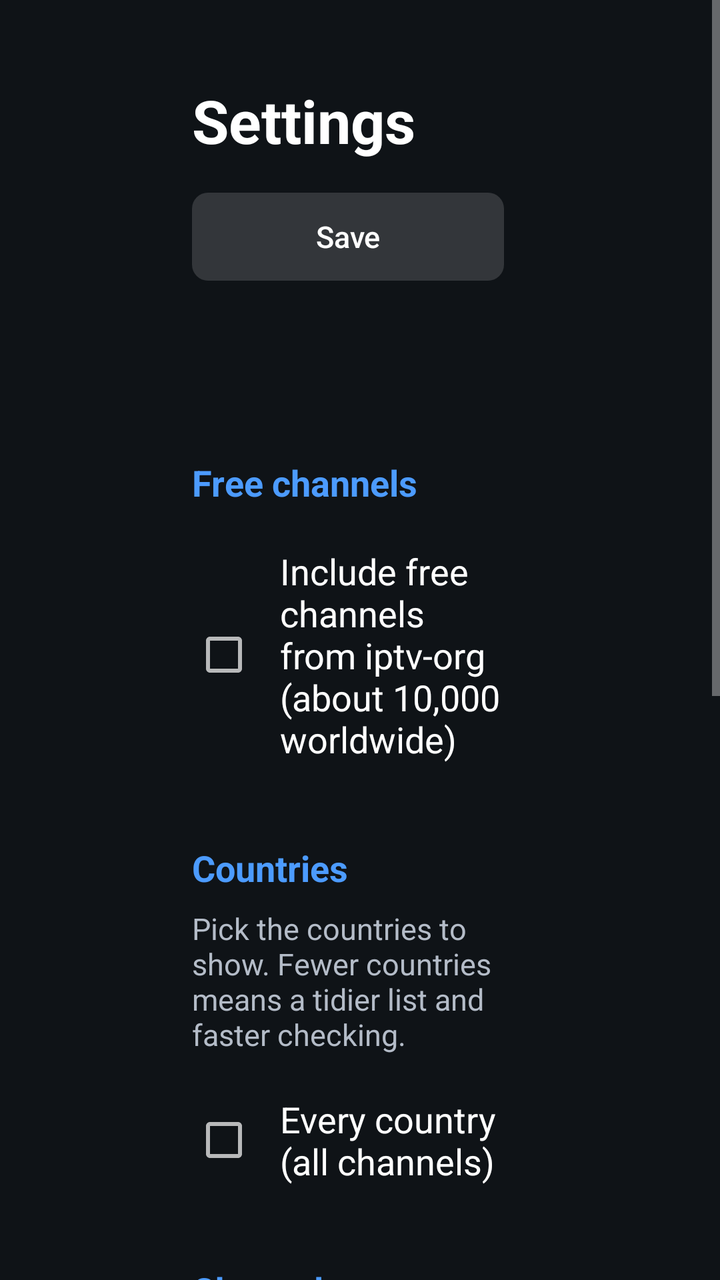
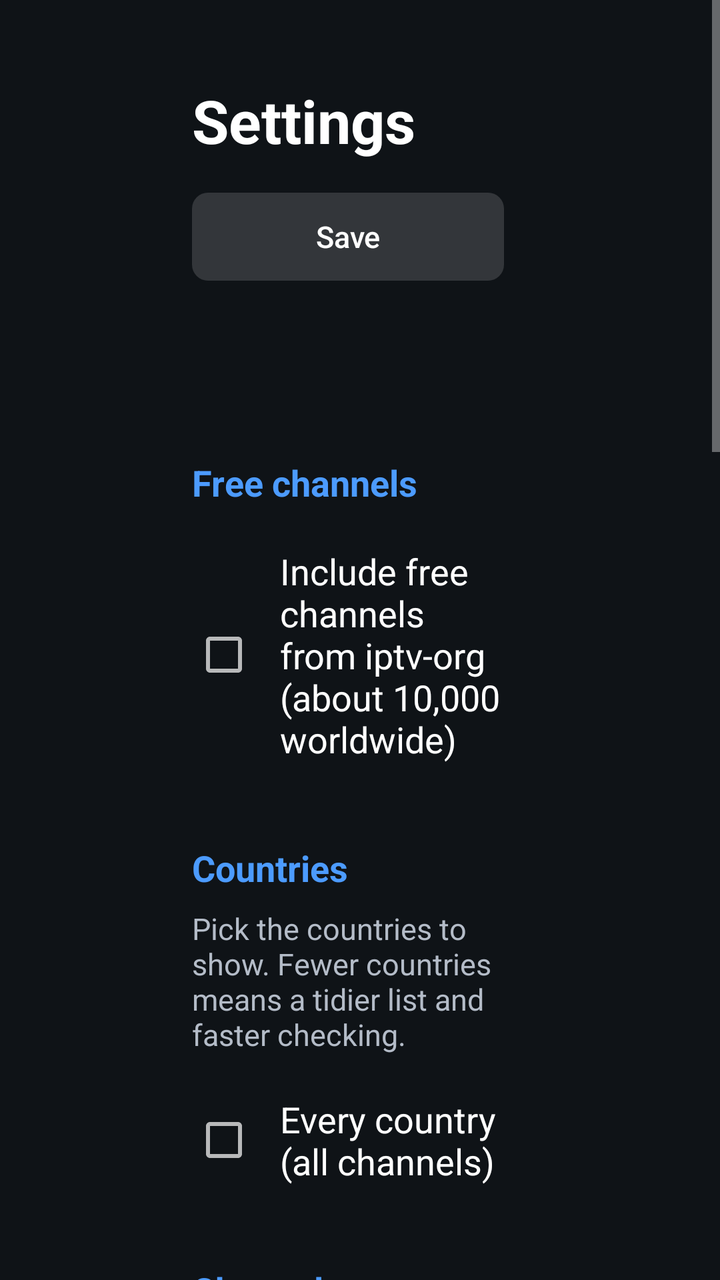

An Android layout rendered at two revisions. The XML below is the earlier revision; the diff shows what the commit changed to produce the second picture.
<!-- AndroidManifest.xml: activity theme SettingsTheme -->
<!-- res/layout/activity_settings.xml -->
<?xml version="1.0" encoding="utf-8"?>
<ScrollView xmlns:android="http://schemas.android.com/apk/res/android"
    android:layout_width="match_parent"
    android:layout_height="match_parent"
    android:background="@color/panel_dark">

    <LinearLayout
        android:layout_width="match_parent"
        android:layout_height="wrap_content"
        android:orientation="vertical"
        android:paddingStart="96dp"
        android:paddingTop="40dp"
        android:paddingEnd="96dp"
        android:paddingBottom="40dp">

        <TextView
            android:layout_width="wrap_content"
            android:layout_height="wrap_content"
            android:text="@string/settings_title"
            android:textColor="@color/white"
            android:textSize="30sp"
            android:textStyle="bold" />

        <LinearLayout
            android:layout_width="wrap_content"
            android:layout_height="wrap_content"
            android:layout_marginTop="16dp"
            android:orientation="horizontal">

            <Button
                android:id="@+id/save_button"
                style="@style/TvButton"
                android:layout_width="wrap_content"
                android:layout_height="wrap_content"
                android:layout_marginEnd="12dp"
                android:minWidth="160dp"
                android:text="@string/save" />

            <Button
                android:id="@+id/cancel_button"
                style="@style/TvButton"
                android:layout_width="wrap_content"
                android:layout_height="wrap_content"
                android:minWidth="160dp"
                android:text="@string/cancel" />
        </LinearLayout>

        <TextView
            android:layout_width="match_parent"
            android:layout_height="wrap_content"
            android:layout_marginTop="24dp"
            android:layout_marginBottom="8dp"
            android:text="@string/free_channels_heading"
            android:textColor="@color/accent"
            android:textSize="18sp"
            android:textStyle="bold" />

        <CheckBox
            android:id="@+id/iptv_org"
            android:layout_width="match_parent"
            android:layout_height="wrap_content"
            android:layout_marginBottom="4dp"
            android:background="@drawable/item_bg"
            android:padding="12dp"
            android:text="@string/iptv_org_enabled"
            android:textColor="@color/white"
            android:textSize="18sp" />

        <TextView
            android:layout_width="match_parent"
            android:layout_height="wrap_content"
            android:layout_marginTop="24dp"
            android:layout_marginBottom="8dp"
            android:text="@string/countries_heading"
            android:textColor="@color/accent"
            android:textSize="18sp"
            android:textStyle="bold" />

        <TextView
            android:layout_width="match_parent"
            android:layout_height="wrap_content"
            android:layout_marginBottom="8dp"
            android:text="@string/countries_help"
            android:textColor="@color/text_secondary"
            android:textSize="15sp" />

        <CheckBox
            android:id="@+id/all_countries"
            android:layout_width="match_parent"
            android:layout_height="wrap_content"
            android:layout_marginBottom="4dp"
            android:background="@drawable/item_bg"
            android:padding="12dp"
            android:text="@string/all_countries"
            android:textColor="@color/white"
            android:textSize="18sp" />

        <LinearLayout
            android:id="@+id/country_container"
            android:layout_width="match_parent"
            android:layout_height="wrap_content"
            android:orientation="vertical" />

        <TextView
            android:layout_width="match_parent"
            android:layout_height="wrap_content"
            android:layout_marginTop="24dp"
            android:layout_marginBottom="8dp"
            android:text="@string/channels_heading"
            android:textColor="@color/accent"
            android:textSize="18sp"
            android:textStyle="bold" />

        <CheckBox
            android:id="@+id/hide_offline"
            android:layout_width="match_parent"
            android:layout_height="wrap_content"
            android:background="@drawable/item_bg"
            android:padding="12dp"
            android:text="@string/hide_offline"
            android:textColor="@color/white"
            android:textSize="18sp" />

        <TextView
            android:layout_width="match_parent"
            android:layout_height="wrap_content"
            android:layout_marginTop="24dp"
            android:layout_marginBottom="8dp"
            android:text="@string/custom_heading"
            android:textColor="@color/accent"
            android:textSize="18sp"
            android:textStyle="bold" />

        <TextView
            android:layout_width="match_parent"
            android:layout_height="wrap_content"
            android:layout_marginBottom="8dp"
            android:text="@string/custom_help"
            android:textColor="@color/text_secondary"
            android:textSize="15sp" />

        <EditText
            android:id="@+id/custom_url"
            android:layout_width="match_parent"
            android:layout_height="wrap_content"
            android:background="@drawable/field_bg"
            android:hint="@string/custom_hint"
            android:imeOptions="actionDone"
            android:importantForAutofill="no"
            android:inputType="textUri"
            android:padding="14dp"
            android:singleLine="true"
            android:textColor="@color/white"
            android:textColorHint="@color/text_secondary"
            android:textSize="17sp" />

    </LinearLayout>
</ScrollView>
<!-- resources referenced by this layout -->
<resources>
  <color name="accent">#FF4C9BFF</color>
  <color name="panel_dark">#F20E1217</color>
  <color name="text_secondary">#FFB4BCC8</color>
  <color name="white">#FFFFFFFF</color>
  <string name="all_countries">Every country (all channels)</string>
  <string name="cancel">Cancel</string>
  <string name="channels_heading">Channels</string>
  <string name="countries_heading">Countries</string>
  <string name="countries_help">Pick the countries to show. Fewer countries means a tidier list and faster checking.</string>
  <string name="custom_heading">Your own playlist (optional)</string>
  <string name="custom_help">Paste an M3U or M3U8 link you\'re entitled to use. Its channels appear first, and if it includes a TV guide link that\'s used too. Tip: the Google TV app on your phone lets you type with your phone\'s keyboard.</string>
  <string name="custom_hint">https://example.com/playlist.m3u</string>
  <string name="free_channels_heading">Free channels</string>
  <string name="hide_offline">Hide channels that aren\'t working (checked automatically every few hours)</string>
  <string name="iptv_org_enabled">Include free channels from iptv-org (about 10,000 worldwide)</string>
  <string name="save">Save</string>
  <string name="settings_title">Settings</string>
  <style name="TvButton" parent="android:Widget.Material.Button">
          <item name="android:background">@drawable/button_bg</item>
          <item name="android:textColor">@color/white</item>
          <item name="android:textSize">15sp</item>
          <item name="android:textAllCaps">false</item>
          <item name="android:stateListAnimator">@null</item>
          <item name="android:paddingLeft">16dp</item>
          <item name="android:paddingRight">16dp</item>
          <item name="android:minHeight">44dp</item>
          <item name="android:focusable">true</item>
      </style>
  <style name="SettingsTheme" parent="android:Theme.Material.NoActionBar.Fullscreen">
          <item name="android:windowBackground">@color/panel_dark</item>
          <item name="android:colorAccent">@color/accent</item>
          <item name="android:colorPrimary">@color/black</item>
      </style>
  <color name="button_idle">#26FFFFFF</color>
  <color name="focus">#FF2F7BF0</color>
  <color name="row_active">#33FFFFFF</color>
  <!-- drawable button_bg (drawable) -->
  <?xml version="1.0" encoding="utf-8"?>
  <selector xmlns:android="http://schemas.android.com/apk/res/android">
      <item android:state_focused="true">
          <shape android:shape="rectangle">
              <solid android:color="@color/focus" />
              <corners android:radius="8dp" />
          </shape>
      </item>
      <item>
          <shape android:shape="rectangle">
              <solid android:color="@color/button_idle" />
              <corners android:radius="8dp" />
          </shape>
      </item>
  </selector>
  <color name="black">#FF000000</color>
  <!-- unchanged entries left out for length: 2 -->
</resources>

<!-- the commit's change to res/layout/activity_settings.xml (unified diff, before → after) -->
@@ -126,6 +126,75 @@
             android:layout_height="wrap_content"
             android:layout_marginTop="24dp"
             android:layout_marginBottom="8dp"
+            android:text="@string/quality_heading"
+            android:textColor="@color/accent"
+            android:textSize="18sp"
+            android:textStyle="bold" />
+
+        <TextView
+            android:layout_width="match_parent"
+            android:layout_height="wrap_content"
+            android:layout_marginBottom="8dp"
+            android:text="@string/quality_help"
+            android:textColor="@color/text_secondary"
+            android:textSize="15sp" />
+
+        <RadioGroup
+            android:id="@+id/quality_group"
+            android:layout_width="match_parent"
+            android:layout_height="wrap_content"
+            android:orientation="vertical">
+
+            <RadioButton
+                android:id="@+id/quality_auto"
+                android:layout_width="match_parent"
+                android:layout_height="wrap_content"
+                android:layout_marginBottom="4dp"
+                android:background="@drawable/item_bg"
+                android:padding="12dp"
+                android:text="@string/quality_auto"
+                android:textColor="@color/white"
+                android:textSize="18sp" />
+
+            <RadioButton
+                android:id="@+id/quality_1080"
+                android:layout_width="match_parent"
+                android:layout_height="wrap_content"
+                android:layout_marginBottom="4dp"
+                android:background="@drawable/item_bg"
+                android:padding="12dp"
+                android:text="@string/quality_1080"
+                android:textColor="@color/white"
+                android:textSize="18sp" />
+
+            <RadioButton
+                android:id="@+id/quality_720"
+                android:layout_width="match_parent"
+                android:layout_height="wrap_content"
+                android:layout_marginBottom="4dp"
+                android:background="@drawable/item_bg"
+                android:padding="12dp"
+                android:text="@string/quality_720"
+                android:textColor="@color/white"
+                android:textSize="18sp" />
+
+            <RadioButton
+                android:id="@+id/quality_480"
+                android:layout_width="match_parent"
+                android:layout_height="wrap_content"
+                android:layout_marginBottom="4dp"
+                android:background="@drawable/item_bg"
+                android:padding="12dp"
+                android:text="@string/quality_480"
+                android:textColor="@color/white"
+                android:textSize="18sp" />
+        </RadioGroup>
+
+        <TextView
+            android:layout_width="match_parent"
+            android:layout_height="wrap_content"
+            android:layout_marginTop="24dp"
+            android:layout_marginBottom="8dp"
             android:text="@string/custom_heading"
             android:textColor="@color/accent"
             android:textSize="18sp"
<!-- resource entries referenced after the edit -->
@@ -15,6 +15,12 @@
   <string name="free_channels_heading">Free channels</string>
   <string name="hide_offline">Hide channels that aren\'t working (checked automatically every few hours)</string>
   <string name="iptv_org_enabled">Include free channels from iptv-org (about 10,000 worldwide)</string>
+  <string name="quality_1080">Up to Full HD (1080p)</string>
+  <string name="quality_480">Up to standard definition (480p) – smoothest</string>
+  <string name="quality_720">Up to HD (720p) – recommended for slower broadband</string>
+  <string name="quality_auto">Automatic (best your connection can manage)</string>
+  <string name="quality_heading">Picture quality</string>
+  <string name="quality_help">If channels stutter or keep buffering, choose a lower limit. The picture is a little softer, but it needs much less internet speed.</string>
   <string name="save">Save</string>
   <string name="settings_title">Settings</string>
   <style name="TvButton" parent="android:Widget.Material.Button">
